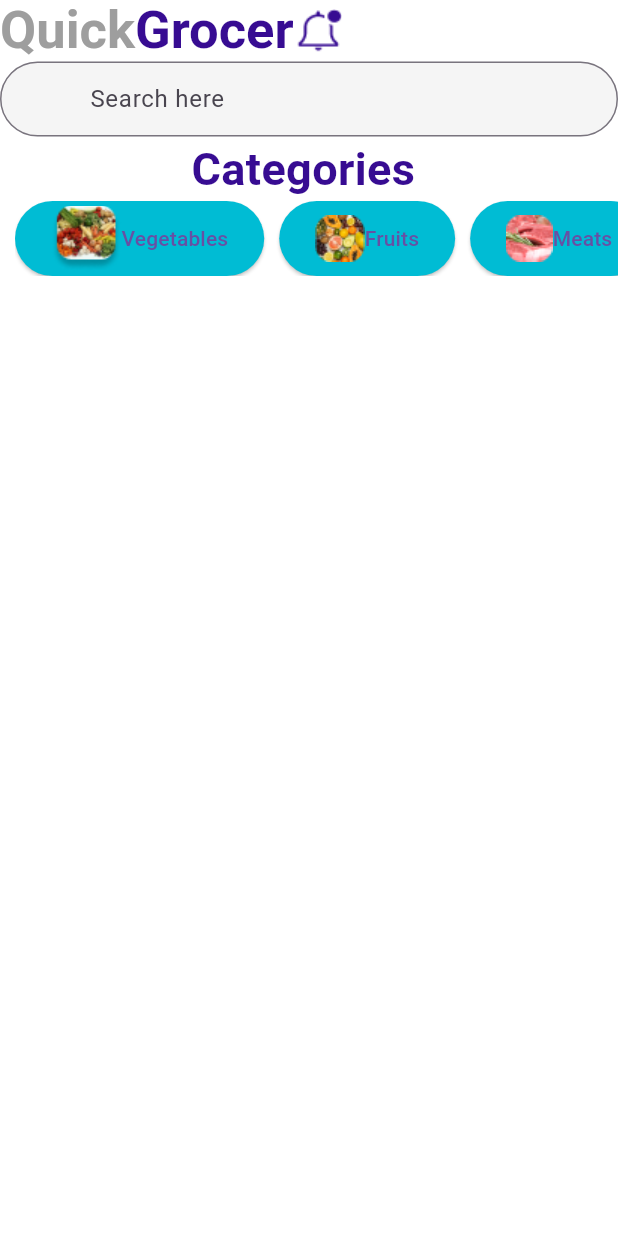
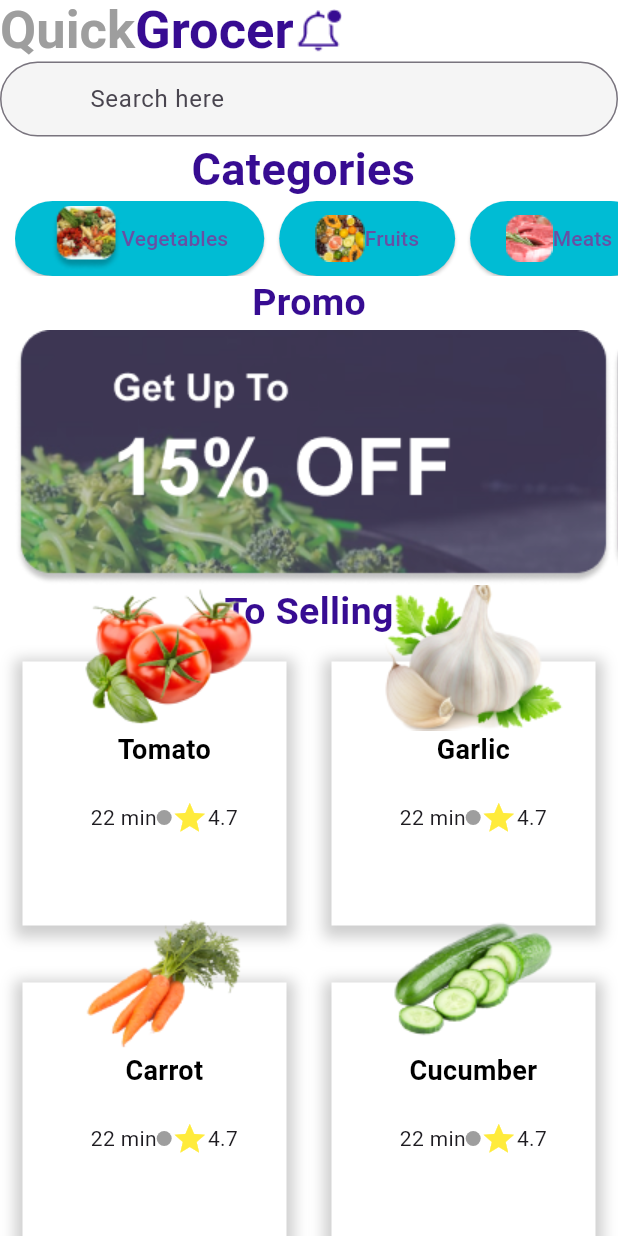
Before and after one commit to shakibalways/salon-app, a Flutter app: the screen it shows after launch, on a phone screen of 412 x 824 dp. Run offline on Flutter 3.47's test engine with Material 3 defaults, Android fonts, the phone set to English and light mode, and no system bars.

Commit message:
Home Screen Ui and Date Model Set or Done

```diff
--- /dev/null
+++ b/lib/Common/Widget/product_page_list.dart
@@ -0,0 +1,12 @@
+class ProductList {
+  final String imagePath;
+  final String productName;
+  final String? productTime;
+  final String? productWeight;
+  ProductList({
+    required this.imagePath,
+    required this.productName,
+    this.productTime,
+   this.productWeight,
+  });
+}
--- /dev/null
+++ b/lib/Data/product_list.dart
@@ -0,0 +1,13 @@
+import 'package:salon/utilits/constant/image_list.dart';
+import 'package:salon/utilits/constant/text_list.dart';
+
+import '../Common/Widget/product_page_list.dart';
+
+List<ProductList> productSerial =[
+  ProductList(imagePath:RImages.tomato, productName: RTexts.t,),
+  ProductList(imagePath:RImages.garlic, productName: RTexts.g,),
+  ProductList(imagePath:RImages.carrot, productName: RTexts.ca,),
+  ProductList(imagePath:RImages.cucumber, productName: RTexts.cu,),
+  ProductList(imagePath:RImages.meat, productName: RTexts.meats,),
+  ProductList(imagePath:RImages.chicken1, productName: RTexts.murgi,),
+];
--- a/lib/Screen/Home Page/home_screen.dart
+++ b/lib/Screen/Home Page/home_screen.dart
@@ -1,4 +1,7 @@
+import 'package:flutter/cupertino.dart';
 import 'package:flutter/material.dart';
+import 'package:flutter/widgets.dart';
+import 'package:salon/Data/product_list.dart';
 import 'package:salon/utilits/constant/color_code_list.dart';
 import 'package:salon/utilits/constant/image_list.dart';
 
@@ -17,8 +20,9 @@ class _HomeScreenPageState extends State<HomeScreenPage> {
   Widget build(BuildContext context) {
     return Scaffold(
       backgroundColor: Color(int.parse(RColors.homeColor)),
-      body: Column(
-        // mainAxisAlignment: MainAxisAlignment.center,
+      body: SingleChildScrollView(
+        child: Column(
+          mainAxisAlignment: MainAxisAlignment.spaceAround,
           children: [
             Row(
               children: [
@@ -101,8 +105,101 @@ class _HomeScreenPageState extends State<HomeScreenPage> {
                       );
                     }),
               ),
+            ),
+            Text(
+              RTexts.body,
+              style: TextStyle(
+                  color: Color(int.parse(RColors.colorCode)),
+                  fontSize: 25,
+                  fontWeight: FontWeight.bold),
+            ),
+            SingleChildScrollView(
+              scrollDirection: Axis.horizontal,
+              child: Padding(
+                padding: const EdgeInsets.only(left: 10),
+                child: Row(
+                  children: [
+                    Image.asset(RImages.productPercent),
+                    Image.asset(RImages.saveUp),
+                  ],
+                ),
+              ),
+            ),
+            const Text(
+              RTexts.selling,
+              style: TextStyle(
+                  color: Color(0xFF370C92),
+                  fontSize: 25,
+                  fontWeight: FontWeight.bold),
+            ),
+            GridView.builder(
+                physics: const NeverScrollableScrollPhysics(),
+                shrinkWrap: true,
+                gridDelegate: const SliverGridDelegateWithFixedCrossAxisCount(
+                    crossAxisCount: 2, mainAxisSpacing: 8),
+                itemCount: productSerial.length,
+                itemBuilder: (context, index) {
+                  return Padding(
+                    padding: const EdgeInsets.all(15),
+                    child: Container(
+                      decoration:
+                          BoxDecoration(color: Colors.white, boxShadow: [
+                        BoxShadow(
+                          color: Colors.grey.withOpacity(0.5),
+                          spreadRadius: 5,
+                          blurRadius: 7,
+                          offset: const Offset(0, 3),
+                        )
+                      ]),
+                      child: Stack(
+                        clipBehavior: Clip.none,
+                        children: [
+                          Positioned(
+                            bottom: 60,
+                            left: 35,
+                            child: Column(
+
+                              children: [
+                                Image.asset(productSerial[index].imagePath),
+                                Text(
+                                  productSerial[index].productName,
+                                  style: const TextStyle(
+                                      fontSize: 18,
+                                      fontWeight: FontWeight.bold,
+                                      color: Colors.black),
+                                ),
+                                const SizedBox(
+                                  height: 20,
+                                ),
+                                const Row(
+
+                                  children: [
+                                    Text("22 min"),
+                                    CircleAvatar(
+                                      radius: 5,
+                                      backgroundColor: Colors.grey,
+                                    ),
+                                    Row(
+                                      children: [
+                                        Icon(
+                                          Icons.star,
+                                          color: Colors.yellow,
+                                        ),
+                                        Text("4.7"),
+                                      ],
+                                    ),
+                                  ],
                                 )
                               ],
+                            ),
+                          ),
+                        ],
+                      ),
+                    ),
+                  );
+                })
+          ],
+        ),
       ),
     );
   }
--- a/lib/main.dart
+++ b/lib/main.dart
@@ -1,6 +1,6 @@
 import 'package:flutter/material.dart';
 import 'package:salon/Screen/Home%20Page/home_screen.dart';
-import 'package:salon/Screen/Pages/next_page.dart';
+
 
 
 
--- a/lib/utilits/constant/image_list.dart
+++ b/lib/utilits/constant/image_list.dart
@@ -8,4 +8,13 @@ static const String fruits ="assets/categorisimage/Fruits.png";
 static const String meats ="assets/categorisimage/Meats.png";
 static const String chicken ="assets/categorisimage/Chicken.png";
 static const String drinks ="assets/categorisimage/Drinks.png";
+static const String productPercent ="assets/images/percentProduct.png";
+static const String saveUp ="assets/images/saveUp.png";
+// Product Name Image List
+static const String tomato ="assets/ProductImage/Tomato.png";
+static const String garlic ="assets/ProductImage/Garlic.png";
+static const String carrot ="assets/ProductImage/Carrot.png";
+static const String cucumber ="assets/ProductImage/Cucumber.png";
+static const String meat ="assets/ProductImage/Meat.png";
+static const String chicken1 ="assets/ProductImage/Chicken.png";
 }
--- a/lib/utilits/constant/text_list.dart
+++ b/lib/utilits/constant/text_list.dart
@@ -30,4 +30,13 @@ static const String f ="Fruits";
 static const String m ="Meats";
 static const String c ="Chicken";
 static const String d ="Drinks";
+static const String body ="Promo";
+static const String selling ="To Selling";
+// Product Name List
+static const String t= "Tomato";
+static const String g= "Garlic";
+static const String ca= "Carrot";
+static const String cu= "Cucumber";
+static const String meats= "Meat";
+static const String murgi= "Chicken";
 }
--- a/pubspec.yaml
+++ b/pubspec.yaml
@@ -62,6 +62,7 @@ flutter:
   assets:
     - assets/categorisimage/
     - assets/images/
+    - assets/ProductImage/
   #   - images/a_dot_ham.jpeg
 
   # An image asset can refer to one or more resolution-specific "variants", see
```
Also changed, not shown: assets/ProductImage/Carrot.png (added), assets/ProductImage/Chicken.png (added), assets/ProductImage/Cucumber.png (added), assets/ProductImage/Garlic.png (added), assets/ProductImage/Meat.png (added), assets/ProductImage/Tomato.png (added), assets/images/get Up.png (added), assets/images/percentProduct.png (added), assets/images/saveUp.png (added). Lines whose indentation alone changed are shown as unchanged.
